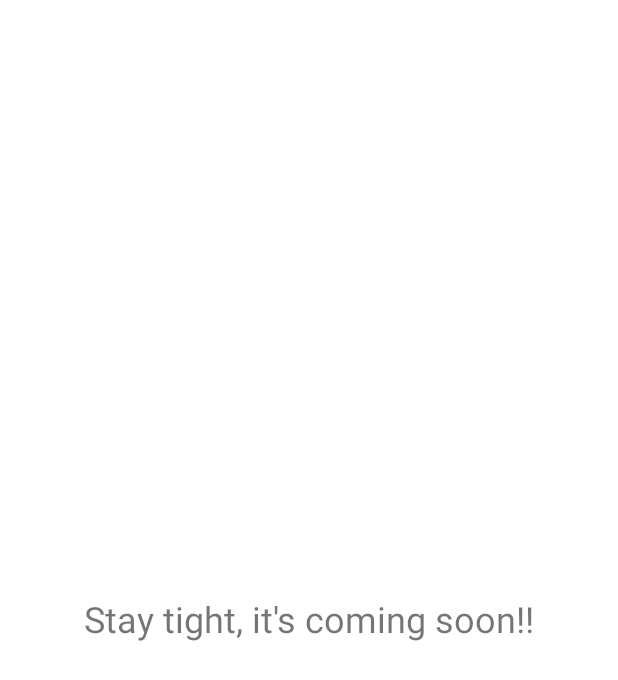
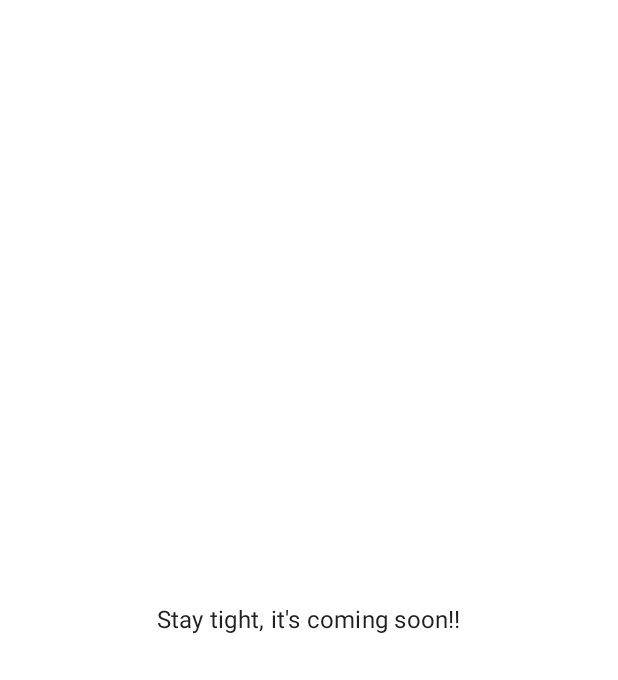
Before and after one commit to swapniljain23/Jinshashan, an Android app: the JNFavoritesActivity screen opened directly, with no data from a screen before it, on a phone screen of 412 x 824 dp. Shown: the top 680 px of the screen. Run offline under Robolectric (Android 15) with nearby library versions, the phone set to English and light mode, and no system bars.

Commit message:
minor ui fixes.

```diff
--- a/app/src/main/java/com/swapniljain/jinshashan/activity/JNDetailActivity.java
+++ b/app/src/main/java/com/swapniljain/jinshashan/activity/JNDetailActivity.java
@@ -188,7 +188,7 @@ public class JNDetailActivity extends AppCompatActivity {
         mPersonalRemarks.setText(mDataModel.personalInfo.remarks);
 
         // Recent info.
-        mRecentAddress.setText(String.format("%s \n %s, %s",
+        mRecentAddress.setText(String.format("%s, %s, %s",
                 mDataModel.recentInfo.address,
                 mDataModel.recentInfo.city,
                 mDataModel.recentInfo.state));
--- a/app/src/main/res/layout-v17/activity_jnfavorites.xml
+++ b/app/src/main/res/layout-v17/activity_jnfavorites.xml
@@ -14,7 +14,7 @@
         app:layout_constraintEnd_toEndOf="parent"
         app:layout_constraintTop_toTopOf="parent"
         app:layout_constraintBottom_toBottomOf="parent"
-        android:textSize="24sp"
+        style="@style/TextAppearance.MaterialComponents.Subtitle1"
         android:text="@string/coming_soon_text"/>
 
 </androidx.constraintlayout.widget.ConstraintLayout>
--- a/app/src/main/res/layout-v17/activity_jntake_avow.xml
+++ b/app/src/main/res/layout-v17/activity_jntake_avow.xml
@@ -14,7 +14,7 @@
         app:layout_constraintEnd_toEndOf="parent"
         app:layout_constraintTop_toTopOf="parent"
         app:layout_constraintBottom_toBottomOf="parent"
-        android:textSize="24sp"
+        style="@style/TextAppearance.MaterialComponents.Subtitle1"
         android:text="@string/coming_soon_text"/>
 
 </androidx.constraintlayout.widget.ConstraintLayout>
--- a/app/src/main/res/layout/activity_jnfavorites.xml
+++ b/app/src/main/res/layout/activity_jnfavorites.xml
@@ -14,7 +14,7 @@
         app:layout_constraintRight_toRightOf="parent"
         app:layout_constraintTop_toTopOf="parent"
         app:layout_constraintBottom_toBottomOf="parent"
-        android:textSize="24sp"
+        style="@style/TextAppearance.MaterialComponents.Subtitle1"
         android:text="@string/coming_soon_text"/>
 
 </androidx.constraintlayout.widget.ConstraintLayout>
--- a/app/src/main/res/layout/activity_jntake_avow.xml
+++ b/app/src/main/res/layout/activity_jntake_avow.xml
@@ -14,7 +14,7 @@
         app:layout_constraintRight_toRightOf="parent"
         app:layout_constraintTop_toTopOf="parent"
         app:layout_constraintBottom_toBottomOf="parent"
-        android:textSize="24sp"
+        style="@style/TextAppearance.MaterialComponents.Subtitle1"
         android:text="@string/coming_soon_text"/>
 
 </androidx.constraintlayout.widget.ConstraintLayout>
--- a/app/src/main/res/layout/list_item_jnlist.xml
+++ b/app/src/main/res/layout/list_item_jnlist.xml
@@ -26,7 +26,6 @@
                 android:id="@+id/iv_card_image"
                 android:layout_width="match_parent"
                 android:layout_height="200dp"
-                android:padding="8dp"
                 android:scaleType="centerCrop"
                 android:contentDescription="@string/hero_image_content_desc"/>
 
```
